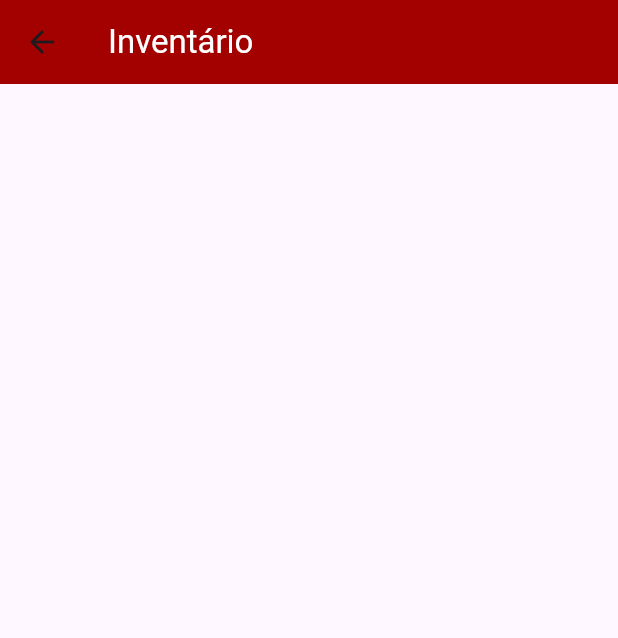
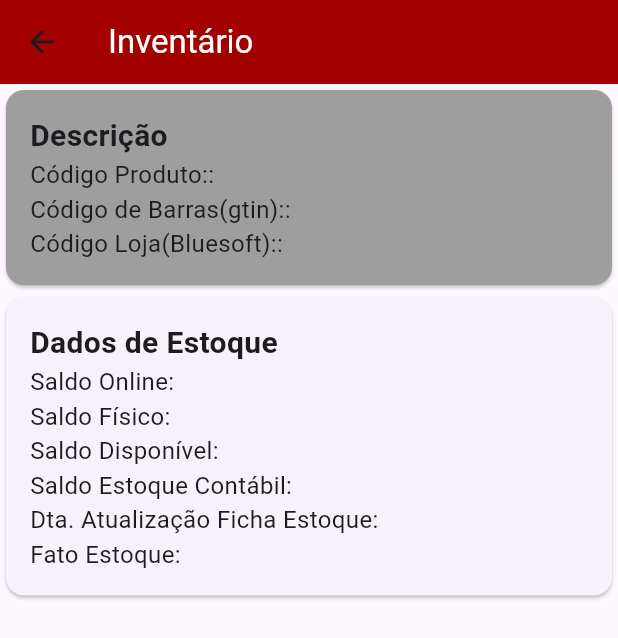
Before and after one commit to cd2tec/padron-inventario-app, a Flutter app: the InventoryDetailPage screen opened by its route, on a phone screen of 412 x 824 dp. Shown: the top 638 px of the screen. Run offline on Flutter 3.47's test engine with Material 3 defaults, Android fonts, the phone set to English and light mode, and no system bars; our stand-ins replace carousel_slider, shared_preferences; missing offline and left inert: dart:ffi, flutter_barcode_scanner; accounts and stored records are empty.

```diff
--- a/lib/pages/Inventory/inventory_detail_page.dart
+++ b/lib/pages/Inventory/inventory_detail_page.dart
@@ -1,11 +1,20 @@
+import 'dart:convert';
+
 import 'package:flutter/material.dart';
 
 class InventoryDetailPage extends StatefulWidget {
+  final Map<String, dynamic>? inventoryData;
+
+  InventoryDetailPage({Key? key, this.inventoryData}) : super(key: key);
+
   @override
   _InventoryDetailPageState createState() => _InventoryDetailPageState();
 }
 
 class _InventoryDetailPageState extends State<InventoryDetailPage> {
+  Map<String, dynamic> get _mappedData => widget.inventoryData ?? {};
+
+
   @override
   Widget build(BuildContext context) {
     return Scaffold(
@@ -19,11 +28,58 @@ class _InventoryDetailPageState extends State<InventoryDetailPage> {
       body: Column(
         crossAxisAlignment: CrossAxisAlignment.stretch,
         children: [
-          Container(
-
+          Card(
+            color: Colors.grey,
+            child: Padding(
+              padding: const EdgeInsets.all(16.0),
+              child: Column(
+                crossAxisAlignment: CrossAxisAlignment.start,
+                children: [
+                  const Text(
+                    'Descrição',
+                    style: TextStyle(fontSize: 20, fontWeight: FontWeight.bold),
+                  ),
+                  _buildText('Código Produto:', 'produtoKey'),
+                  _buildText('Código de Barras(gtin):', 'gtinPrincipal'),
+                  _buildText('Código Loja(Bluesoft):', 'lojaKey'),
+                ],
+              ),
+            ),
+          ),
+          // Card para dados de estoque
+          Card(
+            child: Padding(
+              padding: const EdgeInsets.all(16.0),
+              child: Column(
+                crossAxisAlignment: CrossAxisAlignment.start,
+                children: [
+                  const Text(
+                    'Dados de Estoque',
+                    style: TextStyle(fontSize: 20, fontWeight: FontWeight.bold),
+                  ),
+                  _buildText('Saldo Online', 'saldoOnline'),
+                  _buildText('Saldo Físico', 'saldoFisico'),
+                  _buildText('Saldo Disponível', 'saldoDisponivel'),
+                  _buildText('Saldo Estoque Contábil', 'saldoEstoqueContabil'),
+                  _buildText('Dta. Atualização Ficha Estoque', 'dataAtualizacaoFichaEstoque'),
+                  _buildText('Fato Estoque', 'fatorEstoque'),
+                ],
+              ),
+            ),
           ),
         ],
       ),
     );
   }
+
+  Widget _buildText(String labelText, String dataKey) {
+    return Text(
+      '$labelText: ${_getStringValue(dataKey) ?? ''}',
+      style: const TextStyle(fontSize: 16),
+    );
+  }
+
+  String? _getStringValue(String key) {
+    return widget.inventoryData?[key]?.toString();
+  }
 }
--- a/lib/pages/search_barcode_page.dart
+++ b/lib/pages/search_barcode_page.dart
@@ -1,6 +1,6 @@
 import 'package:flutter/material.dart';
-import 'stock_page.dart'; // Importe a página StockPage
-import 'register_page.dart'; // Importe a página ProfilePage
+import 'stock_page.dart';
+import 'register_page.dart';
 
 class SearchBarcodePage extends StatelessWidget {
   final String productDetails;
@@ -11,7 +11,7 @@ class SearchBarcodePage extends StatelessWidget {
   Widget build(BuildContext context) {
     return Scaffold(
       appBar: AppBar(
-        title: Text('Produto'),
+        title: const Text('Produto'),
         actions: [
           PopupMenuButton<String>(
             onSelected: (value) {
@@ -37,7 +37,7 @@ class SearchBarcodePage extends StatelessWidget {
       ),
       body: SingleChildScrollView(
         child: DataTable(
-          columns: [
+          columns: const [
             DataColumn(label: Text('Detalhes do Produto')),
           ],
           rows: [
--- a/lib/pages/stock_page.dart
+++ b/lib/pages/stock_page.dart
@@ -10,9 +10,7 @@ class StockPage extends StatelessWidget {
         actions: [
           PopupMenuButton<String>(
             onSelected: (value) {
-              // Implemente as ações para cada item do menu
               if (value == 'consultaEstoque') {
-                // Não faz nada, já estamos na página de Consultar Estoque
               } else if (value == 'gerenciarPerfis') {
                 _openManageProfilesPage(context);
               }
```
Also changed, not shown: lib/models/Store.dart (added, +40 -0 lines), lib/pages/Inventory/inventory_page.dart (+97 -39 lines), lib/services/InventoryService.dart (+43 -3 lines).
